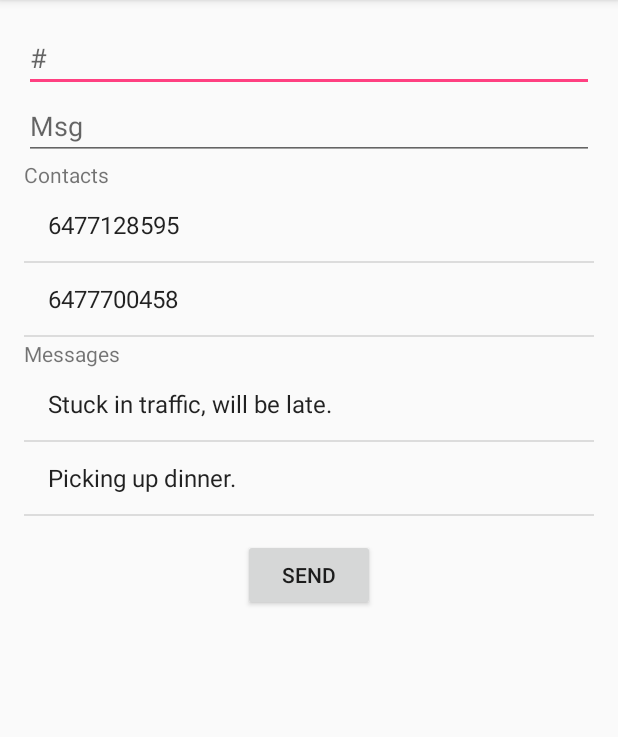
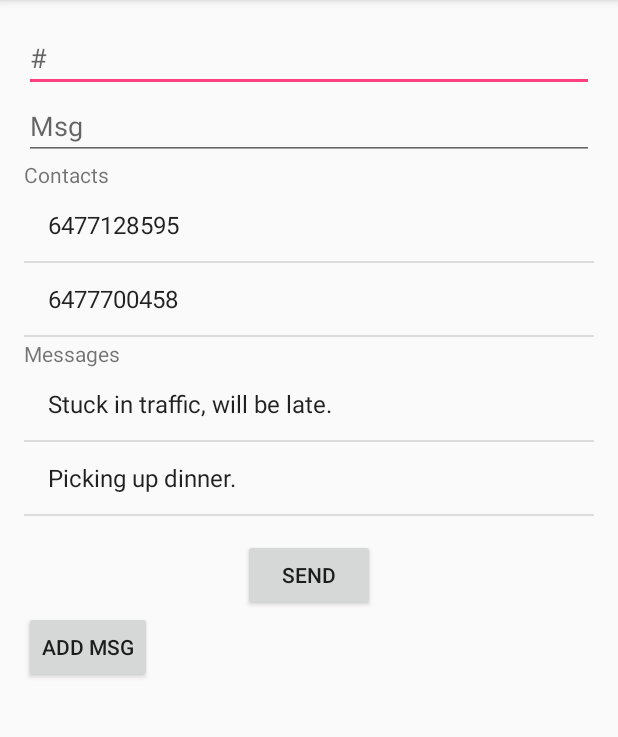
Before and after one commit to arj1211/Repeatedly, an Android app: the screen it shows after launch (MainActivity), on a phone screen of 412 x 824 dp, the part 84-821 px from its top. Run offline under Robolectric (Android 15) with nearby library versions, the phone set to English and light mode, and no system bars.

Commit message:
Added "Add Msg" button to add custom pre-set messages

```diff
--- a/app/src/main/java/com/massey2/demosms/demosms/MainActivity.java
+++ b/app/src/main/java/com/massey2/demosms/demosms/MainActivity.java
@@ -8,9 +8,9 @@ import android.telephony.SmsManager;
 import android.view.View;
 import android.widget.AdapterView;
 import android.widget.ArrayAdapter;
+import android.widget.BaseAdapter;
 import android.widget.Button;
 import android.widget.EditText;
-import android.widget.ListAdapter;
 import android.widget.ListView;
 import android.widget.Toast;
 
@@ -19,11 +19,14 @@ import java.util.ArrayList;
 public class MainActivity extends AppCompatActivity {
 
     EditText msgEdit, numEdit;
-    Button sendBtn;
+    Button sendBtn, addMsgButton;
 
     ListView msgList, numList;
 
     ArrayList<String> messages = new ArrayList<>(), numbers = new ArrayList<>();
+
+    BaseAdapter numberAdapter;
+    BaseAdapter messageAdapter;
 
 
     @Override
@@ -34,8 +37,11 @@ public class MainActivity extends AppCompatActivity {
         numEdit = (EditText) findViewById(R.id.numberText);
         msgEdit = (EditText) findViewById(R.id.messageText);
         sendBtn = (Button) findViewById(R.id.sendButton);
+        addMsgButton = (Button) findViewById(R.id.addMsgButton);
         msgList = (ListView) findViewById(R.id.messageList);
         numList = (ListView) findViewById(R.id.numberList);
+        numberAdapter = new ArrayAdapter<>(MainActivity.this, android.R.layout.simple_list_item_1, numbers);
+        messageAdapter = new ArrayAdapter<>(MainActivity.this, android.R.layout.simple_list_item_1, messages);
 
         messages.add("Stuck in traffic, will be late.");
         messages.add("Picking up dinner.");
@@ -47,9 +53,6 @@ public class MainActivity extends AppCompatActivity {
         numbers.add("6477700458");
         numbers.add("6476877805");
 
-
-        ListAdapter numberAdapter = new ArrayAdapter<>(MainActivity.this, android.R.layout.simple_list_item_1, numbers);
-        ListAdapter messageAdapter = new ArrayAdapter<>(MainActivity.this, android.R.layout.simple_list_item_1, messages);
 
         msgList.setAdapter(messageAdapter);
         numList.setAdapter(numberAdapter);
@@ -68,13 +71,24 @@ public class MainActivity extends AppCompatActivity {
             }
         });
 
-
         sendBtn.setOnClickListener(new View.OnClickListener() {
             @Override
             public void onClick(View v) {
                 sendSMS();
             }
         });
+
+        addMsgButton.setOnClickListener(new View.OnClickListener() {
+            @Override
+            public void onClick(View v) {
+
+                if (!msgEdit.getText().toString().trim().equals("")) {
+                    messages.add(msgEdit.getText().toString().trim());
+                    messageAdapter.notifyDataSetChanged();
+                }
+            }
+        });
+
     }
 
     private void sendSMS() {
--- a/app/src/main/res/layout/activity_main.xml
+++ b/app/src/main/res/layout/activity_main.xml
@@ -61,5 +61,12 @@
         android:id="@+id/sendButton"
         android:layout_gravity="center_horizontal" />
 
+    <Button
+        style="?android:attr/buttonStyleSmall"
+        android:layout_width="wrap_content"
+        android:layout_height="wrap_content"
+        android:text="Add Msg"
+        android:id="@+id/addMsgButton" />
+
 
 </LinearLayout>
```
